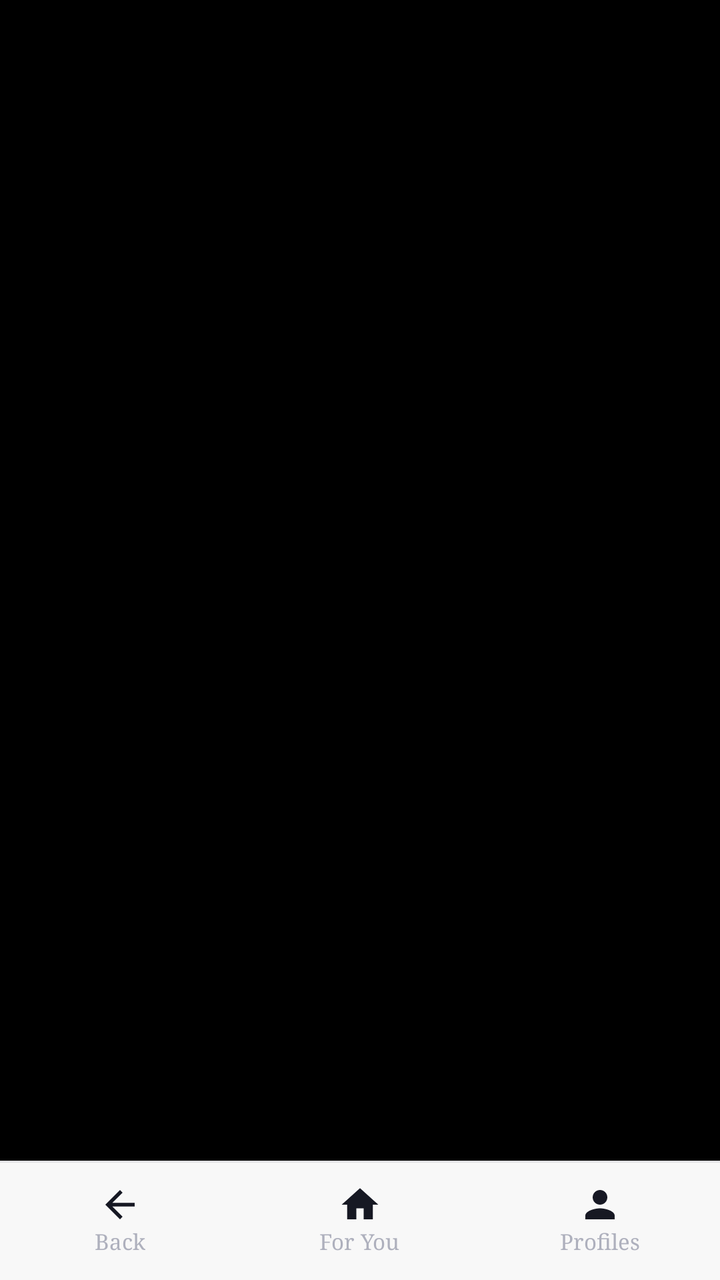
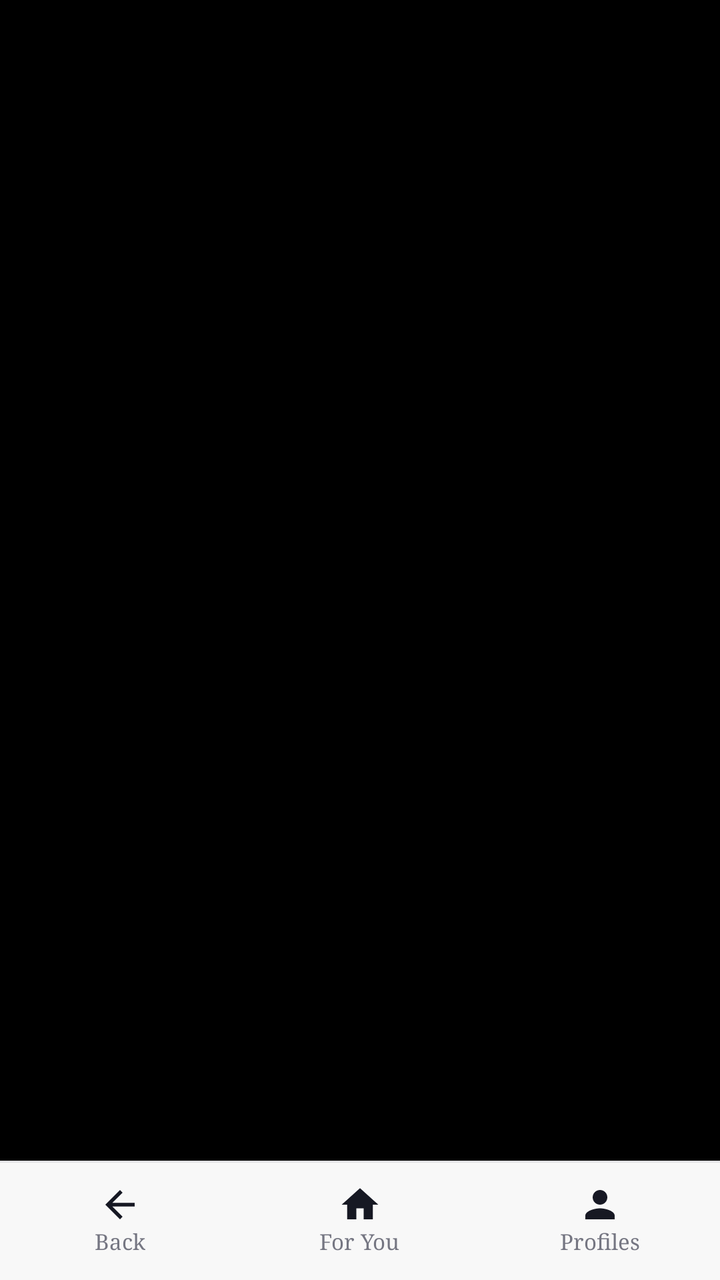

The first picture is an Android layout as it rendered before a commit; the second is the same layout after the commit. The layout source and the unified diff follow.
<!-- AndroidManifest.xml: activity theme Theme.TikTokGrab.Fullscreen -->
<!-- res/layout/activity_offline.xml -->
<?xml version="1.0" encoding="utf-8"?>
<LinearLayout xmlns:android="http://schemas.android.com/apk/res/android"
    android:layout_width="match_parent"
    android:layout_height="match_parent"
    android:background="@android:color/black"
    android:orientation="vertical">

    <FrameLayout
        android:id="@+id/stage"
        android:layout_width="match_parent"
        android:layout_height="0dp"
        android:layout_weight="1">

        <FrameLayout
            android:id="@+id/feedRoot"
            android:layout_width="match_parent"
            android:layout_height="match_parent">

            <androidx.viewpager2.widget.ViewPager2
                android:id="@+id/offlinePager"
                android:layout_width="match_parent"
                android:layout_height="match_parent" />

            <TextView
                android:id="@+id/offlineCounter"
                android:layout_width="wrap_content"
                android:layout_height="wrap_content"
                android:layout_gravity="top|start"
                android:layout_margin="12dp"
                android:background="@drawable/badge_bg"
                android:paddingStart="9dp"
                android:paddingTop="3dp"
                android:paddingEnd="9dp"
                android:paddingBottom="3dp"
                android:textColor="@color/on_video"
                android:textSize="12sp" />

            <TextView
                android:id="@+id/offlineEmpty"
                android:layout_width="wrap_content"
                android:layout_height="wrap_content"
                android:layout_gravity="center"
                android:text="@string/offline_empty"
                android:textColor="@color/on_video_muted"
                android:textSize="14sp"
                android:visibility="gone" />
        </FrameLayout>

        <androidx.recyclerview.widget.RecyclerView
            android:id="@+id/authorList"
            android:layout_width="match_parent"
            android:layout_height="match_parent"
            android:background="@color/card"
            android:clipToPadding="false"
            android:paddingTop="6dp"
            android:paddingBottom="6dp"
            android:visibility="gone" />

        <LinearLayout
            android:id="@+id/profileRoot"
            android:layout_width="match_parent"
            android:layout_height="match_parent"
            android:background="@color/bg"
            android:orientation="vertical"
            android:visibility="gone">

            <LinearLayout
                android:layout_width="match_parent"
                android:layout_height="wrap_content"
                android:background="@color/card"
                android:gravity="center_vertical"
                android:orientation="horizontal"
                android:padding="14dp">

                <ImageView
                    android:id="@+id/profileAvatar"
                    android:layout_width="68dp"
                    android:layout_height="68dp"
                    android:contentDescription="@null"
                    android:src="@drawable/avatar_ring" />

                <LinearLayout
                    android:layout_width="0dp"
                    android:layout_height="wrap_content"
                    android:layout_marginStart="12dp"
                    android:layout_weight="1"
                    android:orientation="vertical">

                    <TextView
                        android:id="@+id/profileName"
                        android:layout_width="match_parent"
                        android:layout_height="wrap_content"
                        android:ellipsize="end"
                        android:maxLines="1"
                        android:textColor="@color/on_video"
                        android:textSize="18sp"
                        android:textStyle="bold" />

                    <TextView
                        android:id="@+id/profileHandle"
                        android:layout_width="match_parent"
                        android:layout_height="wrap_content"
                        android:ellipsize="end"
                        android:maxLines="1"
                        android:textColor="@color/on_video_muted"
                        android:textSize="13sp" />

                    <TextView
                        android:id="@+id/profileStats"
                        android:layout_width="match_parent"
                        android:layout_height="wrap_content"
                        android:layout_marginTop="3dp"
                        android:ellipsize="end"
                        android:maxLines="2"
                        android:textColor="@color/on_video_muted"
                        android:textSize="12sp" />
                </LinearLayout>

                <TextView
                    android:id="@+id/profilePlay"
                    android:layout_width="wrap_content"
                    android:layout_height="wrap_content"
                    android:background="@drawable/pill_bg"
                    android:paddingStart="12dp"
                    android:paddingTop="7dp"
                    android:paddingEnd="12dp"
                    android:paddingBottom="7dp"
                    android:text="@string/play_all"
                    android:textColor="@color/on_video"
                    android:textSize="12sp" />
            </LinearLayout>

            <View
                android:layout_width="match_parent"
                android:layout_height="1dp"
                android:background="@color/stroke" />

            <androidx.recyclerview.widget.RecyclerView
                android:id="@+id/profileGrid"
                android:layout_width="match_parent"
                android:layout_height="0dp"
                android:layout_weight="1"
                android:clipToPadding="false"
                android:padding="6dp" />
        </LinearLayout>
    </FrameLayout>

    <View
        android:layout_width="match_parent"
        android:layout_height="1dp"
        android:background="@color/stroke" />

    <LinearLayout
        android:layout_width="match_parent"
        android:layout_height="wrap_content"
        android:background="@color/card"
        android:baselineAligned="false"
        android:orientation="horizontal"
        android:paddingTop="4dp"
        android:paddingBottom="6dp">

        <LinearLayout
            android:id="@+id/navBack"
            android:layout_width="0dp"
            android:layout_height="wrap_content"
            android:layout_weight="1"
            android:background="@drawable/card_ripple"
            android:clickable="true"
            android:focusable="true"
            android:gravity="center"
            android:orientation="vertical"
            android:paddingTop="6dp"
            android:paddingBottom="6dp">

            <ImageView
                android:layout_width="22dp"
                android:layout_height="22dp"
                android:contentDescription="@null"
                android:src="@drawable/ic_back" />

            <TextView
                android:layout_width="wrap_content"
                android:layout_height="wrap_content"
                android:text="@string/nav_back"
                android:textColor="@color/on_video_muted"
                android:textSize="11sp" />
        </LinearLayout>

        <LinearLayout
            android:id="@+id/navHome"
            android:layout_width="0dp"
            android:layout_height="wrap_content"
            android:layout_weight="1"
            android:background="@drawable/card_ripple"
            android:clickable="true"
            android:focusable="true"
            android:gravity="center"
            android:orientation="vertical"
            android:paddingTop="6dp"
            android:paddingBottom="6dp">

            <ImageView
                android:layout_width="22dp"
                android:layout_height="22dp"
                android:contentDescription="@null"
                android:src="@drawable/ic_home" />

            <TextView
                android:layout_width="wrap_content"
                android:layout_height="wrap_content"
                android:text="@string/nav_for_you"
                android:textColor="@color/on_video_muted"
                android:textSize="11sp" />
        </LinearLayout>

        <LinearLayout
            android:id="@+id/navProfile"
            android:layout_width="0dp"
            android:layout_height="wrap_content"
            android:layout_weight="1"
            android:background="@drawable/card_ripple"
            android:clickable="true"
            android:focusable="true"
            android:gravity="center"
            android:orientation="vertical"
            android:paddingTop="6dp"
            android:paddingBottom="6dp">

            <ImageView
                android:layout_width="22dp"
                android:layout_height="22dp"
                android:contentDescription="@null"
                android:src="@drawable/ic_profile" />

            <TextView
                android:layout_width="wrap_content"
                android:layout_height="wrap_content"
                android:text="@string/nav_profiles"
                android:textColor="@color/on_video_muted"
                android:textSize="11sp" />
        </LinearLayout>
    </LinearLayout>

</LinearLayout>
<!-- resources referenced by this layout -->
<resources>
  <color name="bg">#FFFFFF</color>
  <color name="card">#F8F8F8</color>
  <color name="on_video">#FFFFFF</color>
  <color name="on_video_muted">#AEB0BD</color>
  <color name="stroke">#E4E4E6</color>
  <!-- drawable avatar_ring (drawable) -->
  <?xml version="1.0" encoding="utf-8"?>
  <shape xmlns:android="http://schemas.android.com/apk/res/android" android:shape="oval">
      <solid android:color="@color/card" />
      <stroke android:width="1dp" android:color="@color/stroke" />
  </shape>
  <!-- drawable badge_bg (drawable) -->
  <?xml version="1.0" encoding="utf-8"?>
  <shape xmlns:android="http://schemas.android.com/apk/res/android" android:shape="rectangle">
      <solid android:color="#B3000000" />
      <corners android:radius="4dp" />
  </shape>
  <!-- drawable card_ripple (drawable) -->
  <?xml version="1.0" encoding="utf-8"?>
  <ripple xmlns:android="http://schemas.android.com/apk/res/android"
      android:color="@color/ripple">
      <item android:id="@android:id/mask">
          <shape android:shape="rectangle">
              <solid android:color="#FFFFFFFF" />
              <corners android:radius="12dp" />
          </shape>
      </item>
  </ripple>
  <!-- drawable ic_home (drawable) -->
  <?xml version="1.0" encoding="utf-8"?>
  <vector xmlns:android="http://schemas.android.com/apk/res/android"
      android:width="24dp"
      android:height="24dp"
      android:viewportWidth="24"
      android:viewportHeight="24"
      android:tint="@color/text">
      <path
          android:fillColor="#FFFFFFFF"
          android:pathData="M10,20v-6h4v6h5v-8h3L12,3 2,12h3v8z" />
  </vector>
  <!-- drawable pill_bg (drawable) -->
  <?xml version="1.0" encoding="utf-8"?>
  <shape xmlns:android="http://schemas.android.com/apk/res/android" android:shape="rectangle">
      <solid android:color="@color/pill" />
      <stroke android:width="1dp" android:color="@color/stroke" />
      <corners android:radius="20dp" />
  </shape>
  <string name="nav_back">Back</string>
  <string name="nav_for_you">For You</string>
  <string name="nav_profiles">Profiles</string>
  <string name="offline_empty">No videos in Download/TikTokGrab yet</string>
  <string name="play_all">▶ Play all</string>
  <style name="Theme.TikTokGrab.Fullscreen" parent="Theme.TikTokGrab">
          <item name="android:windowBackground">@android:color/black</item>
          <item name="android:statusBarColor">@android:color/black</item>
          <item name="android:navigationBarColor">@android:color/black</item>
          <item name="android:windowLightStatusBar">false</item>
      </style>
  <color name="ripple">#1A161823</color>
  <color name="text">#161823</color>
  <color name="pill">#F1F1F2</color>
  <color name="accent">#FE2C55</color>
  <color name="on_accent">#FFFFFF</color>
  <color name="cyan">#00A89B</color>
  <style name="Widget.Grab.Text" parent="android:Widget.TextView">
          <item name="android:fontFamily">serif</item>
      </style>
  <style name="Widget.Grab.Button" parent="Widget.Material3.Button">
          <item name="android:fontFamily">serif</item>
          <item name="android:textAllCaps">false</item>
          <item name="cornerRadius">12dp</item>
      </style>
  <style name="Widget.Grab.Button.Outlined" parent="Widget.Material3.Button.OutlinedButton">
          <item name="android:fontFamily">serif</item>
          <item name="android:textAllCaps">false</item>
          <item name="cornerRadius">12dp</item>
      </style>
  <!-- unchanged entries left out for length: 3 -->
</resources>

<!-- the commit's change to res/layout/activity_offline.xml (unified diff, before → after) -->
@@ -50,7 +50,7 @@
             android:id="@+id/authorList"
             android:layout_width="match_parent"
             android:layout_height="match_parent"
-            android:background="@color/card"
+            android:background="@color/bg"
             android:clipToPadding="false"
             android:paddingTop="6dp"
             android:paddingBottom="6dp"
@@ -64,70 +64,274 @@
             android:orientation="vertical"
             android:visibility="gone">
 
+            <ScrollView
+                android:layout_width="match_parent"
+                android:layout_height="wrap_content"
+                android:scrollbars="none">
+
+                <LinearLayout
+                    android:layout_width="match_parent"
+                    android:layout_height="wrap_content"
+                    android:orientation="vertical"
+                    android:paddingBottom="8dp">
+
+                    <ImageView
+                        android:id="@+id/profileAvatar"
+                        android:layout_width="96dp"
+                        android:layout_height="96dp"
+                        android:layout_gravity="center_horizontal"
+                        android:layout_marginTop="16dp"
+                        android:contentDescription="@null"
+                        android:src="@drawable/avatar_ring" />
+
+                    <TextView
+                        android:id="@+id/profileName"
+                        android:layout_width="match_parent"
+                        android:layout_height="wrap_content"
+                        android:layout_marginTop="10dp"
+                        android:ellipsize="end"
+                        android:gravity="center"
+                        android:maxLines="1"
+                        android:paddingStart="16dp"
+                        android:paddingEnd="16dp"
+                        android:textColor="@color/text"
+                        android:textSize="20sp"
+                        android:textStyle="bold" />
+
+                    <TextView
+                        android:id="@+id/profileHandle"
+                        android:layout_width="match_parent"
+                        android:layout_height="wrap_content"
+                        android:layout_marginTop="2dp"
+                        android:ellipsize="end"
+                        android:gravity="center"
+                        android:maxLines="1"
+                        android:textColor="@color/muted"
+                        android:textSize="14sp" />
+
+                    <TextView
+                        android:id="@+id/profileBio"
+                        android:layout_width="match_parent"
+                        android:layout_height="wrap_content"
+                        android:layout_marginTop="8dp"
+                        android:ellipsize="end"
+                        android:gravity="center"
+                        android:maxLines="3"
+                        android:paddingStart="24dp"
+                        android:paddingEnd="24dp"
+                        android:textColor="@color/text"
+                        android:textSize="13sp"
+                        android:visibility="gone" />
+
+                    <LinearLayout
+                        android:layout_width="match_parent"
+                        android:layout_height="wrap_content"
+                        android:layout_marginTop="16dp"
+                        android:orientation="horizontal"
+                        android:paddingStart="16dp"
+                        android:paddingEnd="16dp">
+
+                        <LinearLayout
+                            android:layout_width="0dp"
+                            android:layout_height="wrap_content"
+                            android:layout_weight="1"
+                            android:gravity="center_horizontal"
+                            android:orientation="vertical">
+
+                            <TextView
+                                android:id="@+id/profileFollowing"
+                                android:layout_width="wrap_content"
+                                android:layout_height="wrap_content"
+                                android:textColor="@color/text"
+                                android:textSize="18sp"
+                                android:textStyle="bold" />
+
+                            <TextView
+                                android:layout_width="wrap_content"
+                                android:layout_height="wrap_content"
+                                android:text="@string/following"
+                                android:textColor="@color/muted"
+                                android:textSize="12sp" />
+                        </LinearLayout>
+
+                        <View
+                            android:layout_width="1dp"
+                            android:layout_height="22dp"
+                            android:layout_gravity="center_vertical"
+                            android:background="@color/stroke" />
+
+                        <LinearLayout
+                            android:layout_width="0dp"
+                            android:layout_height="wrap_content"
+                            android:layout_weight="1"
+                            android:gravity="center_horizontal"
+                            android:orientation="vertical">
+
+                            <TextView
+                                android:id="@+id/profileFollowers"
+                                android:layout_width="wrap_content"
+                                android:layout_height="wrap_content"
+                                android:textColor="@color/text"
+                                android:textSize="18sp"
+                                android:textStyle="bold" />
+
+                            <TextView
+                                android:layout_width="wrap_content"
+                                android:layout_height="wrap_content"
+                                android:text="@string/followers"
+                                android:textColor="@color/muted"
+                                android:textSize="12sp" />
+                        </LinearLayout>
+
+                        <View
+                            android:layout_width="1dp"
+                            android:layout_height="22dp"
+                            android:layout_gravity="center_vertical"
+                            android:background="@color/stroke" />
+
+                        <LinearLayout
+                            android:layout_width="0dp"
+                            android:layout_height="wrap_content"
+                            android:layout_weight="1"
+                            android:gravity="center_horizontal"
+                            android:orientation="vertical">
+
+                            <TextView
+                                android:id="@+id/profileLikes"
+                                android:layout_width="wrap_content"
+                                android:layout_height="wrap_content"
+                                android:textColor="@color/text"
+                                android:textSize="18sp"
+                                android:textStyle="bold" />
+
+                            <TextView
+                                android:layout_width="wrap_content"
+                                android:layout_height="wrap_content"
+                                android:text="@string/likes"
+                                android:textColor="@color/muted"
+                                android:textSize="12sp" />
+                        </LinearLayout>
+                    </LinearLayout>
+
+                    <LinearLayout
+                        android:layout_width="match_parent"
+                        android:layout_height="wrap_content"
+                        android:layout_marginTop="16dp"
+                        android:orientation="horizontal"
+                        android:paddingStart="16dp"
+                        android:paddingEnd="16dp">
+
+                        <TextView
+                            android:id="@+id/profilePlay"
+                            android:layout_width="0dp"
+                            android:layout_height="wrap_content"
+                            android:layout_weight="1"
+                            android:background="@drawable/btn_accent"
+                            android:gravity="center"
+                            android:paddingTop="10dp"
+                            android:paddingBottom="10dp"
+                            android:text="@string/play_all"
+                            android:textColor="@color/on_accent"
+                            android:textSize="15sp"
+                            android:textStyle="bold" />
+
+                        <TextView
+                            android:id="@+id/profileSort"
+                            android:layout_width="0dp"
+                            android:layout_height="wrap_content"
+                            android:layout_marginStart="8dp"
+                            android:layout_weight="1"
+                            android:background="@drawable/btn_outline"
+                            android:gravity="center"
+                            android:paddingTop="10dp"
+                            android:paddingBottom="10dp"
+                            android:text="@string/sort_by"
+                            android:textColor="@color/text"
+                            android:textSize="15sp" />
+                    </LinearLayout>
+                </LinearLayout>
+            </ScrollView>
+
             <LinearLayout
                 android:layout_width="match_parent"
                 android:layout_height="wrap_content"
+                android:layout_marginTop="8dp"
                 android:background="@color/card"
-                android:gravity="center_vertical"
-                android:orientation="horizontal"
-                android:padding="14dp">
-
-                <ImageView
-                    android:id="@+id/profileAvatar"
-                    android:layout_width="68dp"
-                    android:layout_height="68dp"
-                    android:contentDescription="@null"
-                    android:src="@drawable/avatar_ring" />
+                android:orientation="horizontal">
 
                 <LinearLayout
+                    android:id="@+id/tabVideos"
                     android:layout_width="0dp"
                     android:layout_height="wrap_content"
-                    android:layout_marginStart="12dp"
                     android:layout_weight="1"
-                    android:orientation="vertical">
-
-                    <TextView
-                        android:id="@+id/profileName"
-                        android:layout_width="match_parent"
-                        android:layout_height="wrap_content"
-                        android:ellipsize="end"
-                        android:maxLines="1"
-                        android:textColor="@color/on_video"
-                        android:textSize="18sp"
-                        android:textStyle="bold" />
-
-                    <TextView
-                        android:id="@+id/profileHandle"
-                        android:layout_width="match_parent"
-                        android:layout_height="wrap_content"
-                        android:ellipsize="end"
-                        android:maxLines="1"
-                        android:textColor="@color/on_video_muted"
-                        android:textSize="13sp" />
-
-                    <TextView
-                        android:id="@+id/profileStats"
-                        android:layout_width="match_parent"
-                        android:layout_height="wrap_content"
-                        android:layout_marginTop="3dp"
-                        android:ellipsize="end"
-                        android:maxLines="2"
-                        android:textColor="@color/on_video_muted"
-                        android:textSize="12sp" />
+                    android:gravity="center"
+                    android:orientation="vertical"
+                    android:paddingTop="8dp">
+
+                    <TextView
+                        android:layout_width="wrap_content"
+                        android:layout_height="wrap_content"
+                        android:text="▦"
+                        android:textColor="@color/text"
+                        android:textSize="17sp" />
+
+                    <View
+                        android:id="@+id/tabVideosLine"
+                        android:layout_width="34dp"
+                        android:layout_height="2dp"
+                        android:layout_marginTop="6dp"
+                        android:background="@color/text" />
                 </LinearLayout>
 
-                <TextView
-                    android:id="@+id/profilePlay"
-                    android:layout_width="wrap_content"
+                <LinearLayout
+                    android:id="@+id/tabShuffle"
+                    android:layout_width="0dp"
                     android:layout_height="wrap_content"
-                    android:background="@drawable/pill_bg"
-                    android:paddingStart="12dp"
-                    android:paddingTop="7dp"
-                    android:paddingEnd="12dp"
-                    android:paddingBottom="7dp"
-                    android:text="@string/play_all"
-                    android:textColor="@color/on_video"
-                    android:textSize="12sp" />
+                    android:layout_weight="1"
+                    android:gravity="center"
+                    android:orientation="vertical"
+                    android:paddingTop="8dp">
+
+                    <TextView
+                        android:layout_width="wrap_content"
+                        android:layout_height="wrap_content"
+                        android:text="⇄"
+                        android:textColor="@color/text"
+                        android:textSize="17sp" />
+
+                    <View
+                        android:id="@+id/tabShuffleLine"
+                        android:layout_width="34dp"
+                        android:layout_height="2dp"
+                        android:layout_marginTop="6dp"
+                        android:background="@color/text"
+                        android:visibility="invisible" />
+                </LinearLayout>
+
+                <LinearLayout
+                    android:id="@+id/tabLiked"
+                    android:layout_width="0dp"
+                    android:layout_height="wrap_content"
+                    android:layout_weight="1"
+                    android:gravity="center"
+                    android:orientation="vertical"
+                    android:paddingTop="8dp">
+
+                    <TextView
+                        android:layout_width="wrap_content"
+                        android:layout_height="wrap_content"
+                        android:text="♡"
+                        android:textColor="@color/text"
+                        android:textSize="17sp" />
+
+                    <View
+                        android:id="@+id/tabLikedLine"
+                        android:layout_width="34dp"
+                        android:layout_height="2dp"
+                        android:layout_marginTop="6dp"
+                        android:background="@color/text"
+                        android:visibility="invisible" />
+                </LinearLayout>
             </LinearLayout>
 
             <View
@@ -139,9 +343,7 @@
                 android:id="@+id/profileGrid"
                 android:layout_width="match_parent"
                 android:layout_height="0dp"
-                android:layout_weight="1"
-                android:clipToPadding="false"
-                android:padding="6dp" />
+                android:layout_weight="1" />
         </LinearLayout>
     </FrameLayout>
 
@@ -182,7 +384,7 @@
                 android:layout_width="wrap_content"
                 android:layout_height="wrap_content"
                 android:text="@string/nav_back"
-                android:textColor="@color/on_video_muted"
+                android:textColor="@color/muted"
                 android:textSize="11sp" />
         </LinearLayout>
 
@@ -209,7 +411,7 @@
                 android:layout_width="wrap_content"
                 android:layout_height="wrap_content"
                 android:text="@string/nav_for_you"
-                android:textColor="@color/on_video_muted"
+                android:textColor="@color/muted"
                 android:textSize="11sp" />
         </LinearLayout>
 
@@ -236,7 +438,7 @@
                 android:layout_width="wrap_content"
                 android:layout_height="wrap_content"
                 android:text="@string/nav_profiles"
-                android:textColor="@color/on_video_muted"
+                android:textColor="@color/muted"
                 android:textSize="11sp" />
         </LinearLayout>
     </LinearLayout>
<!-- resource entries referenced after the edit -->
@@ -2,6 +2,7 @@
 <resources>
   <color name="bg">#FFFFFF</color>
   <color name="card">#F8F8F8</color>
+  <color name="muted">#757682</color>
   <color name="on_video">#FFFFFF</color>
   <color name="on_video_muted">#AEB0BD</color>
   <color name="stroke">#E4E4E6</color>
@@ -16,6 +17,19 @@
   <shape xmlns:android="http://schemas.android.com/apk/res/android" android:shape="rectangle">
       <solid android:color="#B3000000" />
       <corners android:radius="4dp" />
+  </shape>
+  <!-- drawable btn_accent (drawable) -->
+  <?xml version="1.0" encoding="utf-8"?>
+  <shape xmlns:android="http://schemas.android.com/apk/res/android" android:shape="rectangle">
+      <solid android:color="@color/accent" />
+      <corners android:radius="6dp" />
+  </shape>
+  <!-- drawable btn_outline (drawable) -->
+  <?xml version="1.0" encoding="utf-8"?>
+  <shape xmlns:android="http://schemas.android.com/apk/res/android" android:shape="rectangle">
+      <solid android:color="@color/pill" />
+      <stroke android:width="1dp" android:color="@color/stroke" />
+      <corners android:radius="6dp" />
   </shape>
   <!-- drawable card_ripple (drawable) -->
   <?xml version="1.0" encoding="utf-8"?>
@@ -40,18 +54,15 @@
           android:fillColor="#FFFFFFFF"
           android:pathData="M10,20v-6h4v6h5v-8h3L12,3 2,12h3v8z" />
   </vector>
-  <!-- drawable pill_bg (drawable) -->
-  <?xml version="1.0" encoding="utf-8"?>
-  <shape xmlns:android="http://schemas.android.com/apk/res/android" android:shape="rectangle">
-      <solid android:color="@color/pill" />
-      <stroke android:width="1dp" android:color="@color/stroke" />
-      <corners android:radius="20dp" />
-  </shape>
+  <string name="followers">Followers</string>
+  <string name="following">Following</string>
+  <string name="likes">Likes</string>
   <string name="nav_back">Back</string>
   <string name="nav_for_you">For You</string>
   <string name="nav_profiles">Profiles</string>
   <string name="offline_empty">No videos in Download/TikTokGrab yet</string>
   <string name="play_all">▶ Play all</string>
+  <string name="sort_by">Sort ▾</string>
   <style name="Theme.TikTokGrab.Fullscreen" parent="Theme.TikTokGrab">
           <item name="android:windowBackground">@android:color/black</item>
           <item name="android:statusBarColor">@android:color/black</item>
